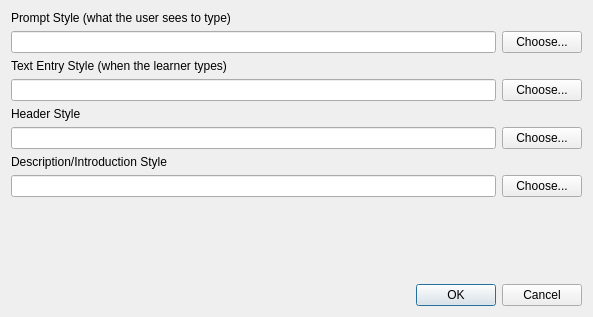
The window that edittextstylesdialog.ui (adamb924/TypingTutor) describes before a commit, drawn with Qt 5.
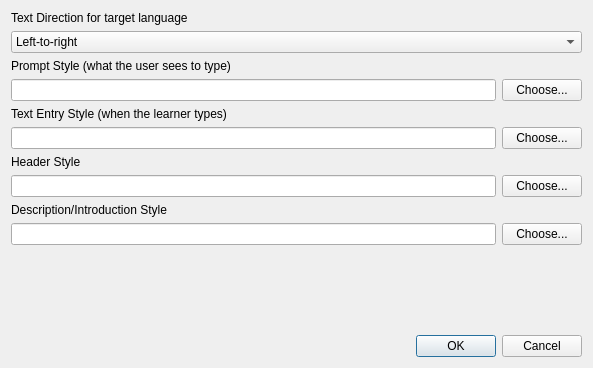
The same window after the commit.

Commit message:
Store text direction in the XML file, and use it
Generally it's not necessary, but ambiguous characters like parentheses
render LTR if it's not specified that the input is RTL.

```diff
--- a/edittextstylesdialog.ui
+++ b/edittextstylesdialog.ui
@@ -7,13 +7,34 @@
     <x>0</x>
     <y>0</y>
     <width>593</width>
-    <height>317</height>
+    <height>368</height>
    </rect>
   </property>
   <property name="windowTitle">
    <string>Edit Text Styles</string>
   </property>
   <layout class="QVBoxLayout" name="verticalLayout">
+   <item>
+    <widget class="QLabel" name="label_5">
+     <property name="text">
+      <string>Text Direction for target language</string>
+     </property>
+    </widget>
+   </item>
+   <item>
+    <widget class="QComboBox" name="textDirectionCombo">
+     <item>
+      <property name="text">
+       <string>Left-to-right</string>
+      </property>
+     </item>
+     <item>
+      <property name="text">
+       <string>Right-to-left</string>
+      </property>
+     </item>
+    </widget>
+   </item>
    <item>
     <widget class="QLabel" name="label_3">
      <property name="text">
```
The commit also changes 10 other files.
